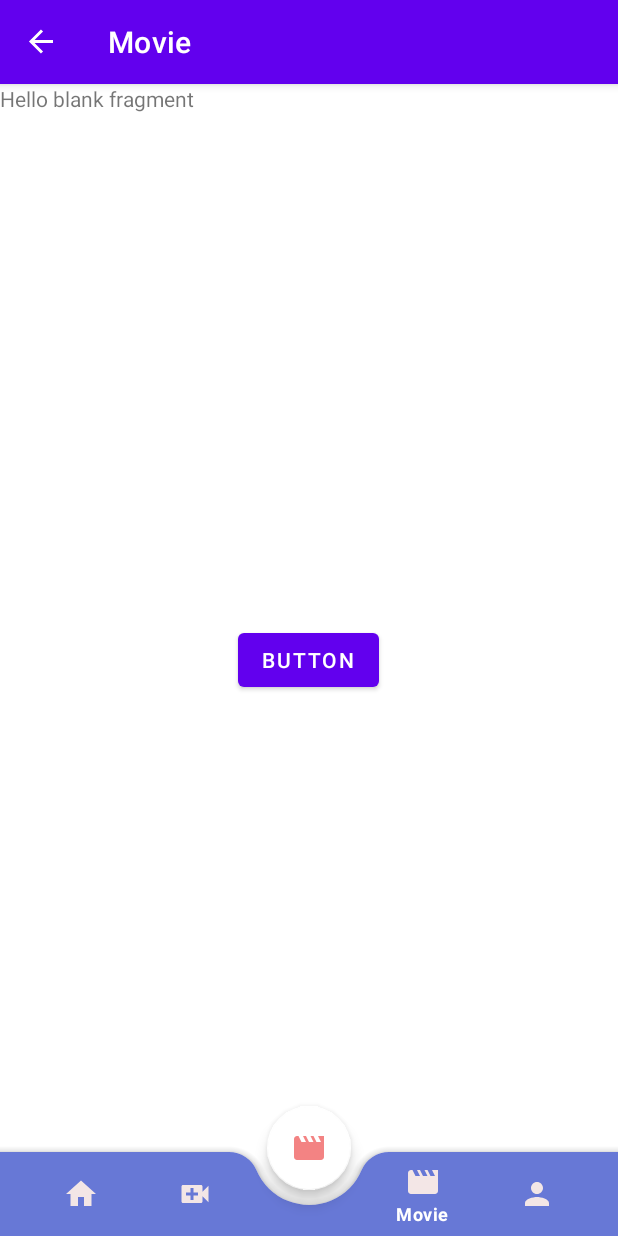
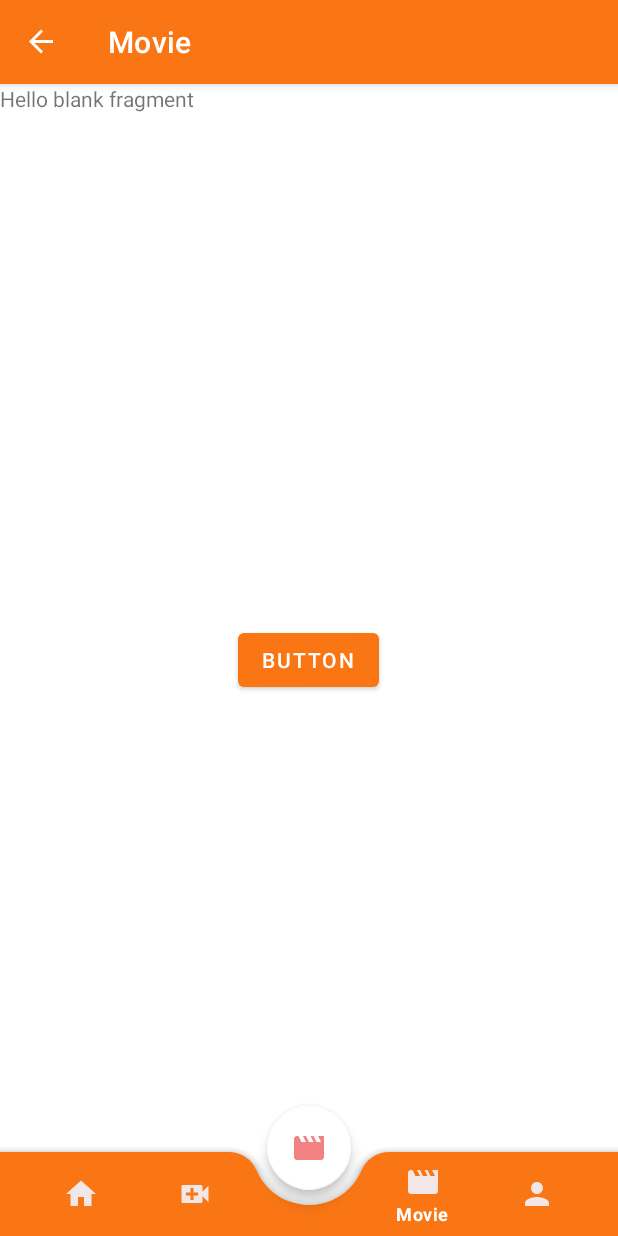
Before and after one commit to sazzad765/Navigation-Component, an Android app: the MovieFragment screen opened through its navigation route, on a phone screen of 412 x 824 dp. Run offline under Robolectric (Android 15) with nearby library versions, the phone set to English and light mode, and no system bars; our stand-ins replace navigation-ui; 1 statement that could not run was skipped.

Commit message:
top menu and bundle

```diff
--- a/app/src/main/AndroidManifest.xml
+++ b/app/src/main/AndroidManifest.xml
@@ -8,7 +8,11 @@
         android:label="@string/app_name"
         android:roundIcon="@mipmap/ic_launcher_round"
         android:supportsRtl="true"
-        android:theme="@style/Theme.NavigationComponent">
+        android:theme="@style/AppTheme">
+        <activity
+            android:name=".SOSActivity"
+            android:label="@string/title_activity_s_o_s" />
+
         <activity android:name=".MainActivity">
             <intent-filter>
                 <action android:name="android.intent.action.MAIN" />
--- a/app/src/main/java/com/team15/navigationcomponent/HomeFragment.java
+++ b/app/src/main/java/com/team15/navigationcomponent/HomeFragment.java
@@ -1,64 +1,60 @@
 package com.team15.navigationcomponent;
 
+import android.annotation.SuppressLint;
 import android.os.Bundle;
 
+import androidx.annotation.NonNull;
+import androidx.annotation.Nullable;
 import androidx.fragment.app.Fragment;
+import androidx.navigation.NavController;
+import androidx.navigation.Navigation;
 
 import android.view.LayoutInflater;
+import android.view.Menu;
+import android.view.MenuInflater;
+import android.view.MenuItem;
 import android.view.View;
 import android.view.ViewGroup;
+import android.widget.Toast;
 
-/**
- * A simple {@link Fragment} subclass.
- * Use the {@link HomeFragment#newInstance} factory method to
- * create an instance of this fragment.
- */
+
 public class HomeFragment extends Fragment {
 
-    // TODO: Rename parameter arguments, choose names that match
-    // the fragment initialization parameters, e.g. ARG_ITEM_NUMBER
-    private static final String ARG_PARAM1 = "param1";
-    private static final String ARG_PARAM2 = "param2";
-
-    // TODO: Rename and change types of parameters
-    private String mParam1;
-    private String mParam2;
-
-    public HomeFragment() {
-        // Required empty public constructor
-    }
-
-    /**
-     * Use this factory method to create a new instance of
-     * this fragment using the provided parameters.
-     *
-     * @param param1 Parameter 1.
-     * @param param2 Parameter 2.
-     * @return A new instance of fragment HomeFragment.
-     */
-    // TODO: Rename and change types and number of parameters
-    public static HomeFragment newInstance(String param1, String param2) {
-        HomeFragment fragment = new HomeFragment();
-        Bundle args = new Bundle();
-        args.putString(ARG_PARAM1, param1);
-        args.putString(ARG_PARAM2, param2);
-        fragment.setArguments(args);
-        return fragment;
-    }
-
-    @Override
-    public void onCreate(Bundle savedInstanceState) {
-        super.onCreate(savedInstanceState);
-        if (getArguments() != null) {
-            mParam1 = getArguments().getString(ARG_PARAM1);
-            mParam2 = getArguments().getString(ARG_PARAM2);
-        }
-    }
+    NavController navController;
 
     @Override
     public View onCreateView(LayoutInflater inflater, ViewGroup container,
                              Bundle savedInstanceState) {
-        // Inflate the layout for this fragment
         return inflater.inflate(R.layout.fragment_home, container, false);
     }
+
+    @Override
+    public void onViewCreated(@NonNull View view, @Nullable Bundle savedInstanceState) {
+        super.onViewCreated(view, savedInstanceState);
+        navController = Navigation.findNavController(getActivity(), R.id.my_nav_host_fragment);
+        setHasOptionsMenu(true);
+    }
+
+    @Override
+    public void onCreateOptionsMenu(Menu menu, MenuInflater inflater) {
+        inflater.inflate(R.menu.top_menu, menu);
+        super.onCreateOptionsMenu(menu, inflater);
+    }
+
+
+    @SuppressLint("NonConstantResourceId")
+    @Override
+    public boolean onOptionsItemSelected(@NonNull MenuItem item) {
+        switch (item.getItemId()) {
+            case R.id.action_notification:
+                navController.navigate(R.id.action_menu_home_to_action_favorite);
+                return true;
+            case R.id.action_logout:
+                Toast.makeText(getActivity(), "logout", Toast.LENGTH_SHORT).show();
+                return true;
+            default:
+                return super.onOptionsItemSelected(item);
+        }
+
+    }
 }
--- a/app/src/main/java/com/team15/navigationcomponent/MainActivity.java
+++ b/app/src/main/java/com/team15/navigationcomponent/MainActivity.java
@@ -1,18 +1,10 @@
 package com.team15.navigationcomponent;
-
-import androidx.annotation.NonNull;
-import androidx.annotation.Nullable;
 import androidx.appcompat.app.AppCompatActivity;
-import androidx.fragment.app.Fragment;
 import androidx.navigation.NavController;
-import androidx.navigation.NavDestination;
 import androidx.navigation.Navigation;
 import androidx.navigation.ui.NavigationUI;
-
 import android.content.Intent;
 import android.os.Bundle;
-import android.widget.Toolbar;
-
 import com.google.android.material.bottomnavigation.BottomNavigationView;
 import com.google.android.material.floatingactionbutton.FloatingActionButton;
 
@@ -28,7 +20,7 @@ public class MainActivity extends AppCompatActivity {
 
         BottomNavigationView navView = findViewById(R.id.nav_view);
         fabBTN = findViewById(R.id.fab);
-//        fabBTN.setOnClickListener(v -> startActivity(new Intent(this,SOSActivity.class)));
+        fabBTN.setOnClickListener(v -> startActivity(new Intent(this,SOSActivity.class)));
 
         navView.setBackground(null);
 
@@ -42,4 +34,5 @@ public class MainActivity extends AppCompatActivity {
         navController.navigateUp();
         return super.onSupportNavigateUp();
     }
+
 }
--- a/app/src/main/java/com/team15/navigationcomponent/MovieDetailsFragment.java
+++ b/app/src/main/java/com/team15/navigationcomponent/MovieDetailsFragment.java
@@ -10,6 +10,7 @@ import androidx.fragment.app.Fragment;
 import android.view.LayoutInflater;
 import android.view.View;
 import android.view.ViewGroup;
+import android.widget.Toast;
 
 public class MovieDetailsFragment extends Fragment {
 
@@ -25,5 +26,9 @@ public class MovieDetailsFragment extends Fragment {
     public void onViewCreated(@NonNull View view, @Nullable Bundle savedInstanceState) {
         super.onViewCreated(view, savedInstanceState);
 
+        String text  = getArguments().getString("text");
+        Toast.makeText(getActivity(), text, Toast.LENGTH_SHORT).show();
+
+
     }
 }
--- a/app/src/main/java/com/team15/navigationcomponent/MovieFragment.java
+++ b/app/src/main/java/com/team15/navigationcomponent/MovieFragment.java
@@ -28,7 +28,7 @@ public class MovieFragment extends Fragment {
         super.onViewCreated(view, savedInstanceState);
 
         final Bundle bundle = new Bundle();
-        bundle.putBoolean("test_boolean", true);
+        bundle.putString("text", "test");
 
         final NavController navController = Navigation.findNavController(getActivity(), R.id.my_nav_host_fragment);
         view.findViewById(R.id.button).setOnClickListener(v -> {
--- /dev/null
+++ b/app/src/main/res/drawable/ic_baseline_notifications_24.xml
@@ -0,0 +1,10 @@
+<vector xmlns:android="http://schemas.android.com/apk/res/android"
+    android:width="24dp"
+    android:height="24dp"
+    android:viewportWidth="24"
+    android:viewportHeight="24"
+    android:tint="?attr/colorControlNormal">
+  <path
+      android:fillColor="@android:color/white"
+      android:pathData="M12,22c1.1,0 2,-0.9 2,-2h-4c0,1.1 0.89,2 2,2zM18,16v-5c0,-3.07 -1.64,-5.64 -4.5,-6.32L13.5,4c0,-0.83 -0.67,-1.5 -1.5,-1.5s-1.5,0.67 -1.5,1.5v0.68C7.63,5.36 6,7.92 6,11v5l-2,2v1h16v-1l-2,-2z"/>
+</vector>
--- a/app/src/main/res/layout/activity_main.xml
+++ b/app/src/main/res/layout/activity_main.xml
@@ -23,7 +23,7 @@
         android:layout_width="match_parent"
         android:layout_height="wrap_content"
         android:layout_gravity="bottom"
-        android:backgroundTint="#6778D6"
+        android:backgroundTint="@color/colorPrimary"
         app:fabCradleMargin="10dp"
         app:fabCradleRoundedCornerRadius="20dp"
         app:fabCradleVerticalOffset="3dp"
--- /dev/null
+++ b/app/src/main/res/menu/top_menu.xml
@@ -0,0 +1,13 @@
+<?xml version="1.0" encoding="utf-8"?>
+<menu xmlns:android="http://schemas.android.com/apk/res/android"
+    xmlns:app="http://schemas.android.com/apk/res-auto">
+    <item
+        android:id="@+id/action_notification"
+        android:icon="@drawable/ic_baseline_notifications_24"
+        android:title="Movie"
+        app:showAsAction="ifRoom"/>
+    <item
+        android:id="@+id/action_logout"
+        android:icon="@drawable/ic_baseline_home_24"
+        android:title="Logout" />
+</menu>
--- a/app/src/main/res/navigation/home_graph.xml
+++ b/app/src/main/res/navigation/home_graph.xml
@@ -9,7 +9,11 @@
         android:id="@+id/menu_home"
         android:name="com.team15.navigationcomponent.HomeFragment"
         android:label="Home"
-        tools:layout="@layout/fragment_home" />
+        tools:layout="@layout/fragment_home" >
+        <action
+            android:id="@+id/action_menu_home_to_action_favorite"
+            app:destination="@id/action_notification" />
+    </fragment>
     <fragment
         android:id="@+id/menu_movie"
         android:name="com.team15.navigationcomponent.MovieFragment"
@@ -34,4 +38,9 @@
         android:name="com.team15.navigationcomponent.MovieDetailsFragment"
         android:label="Details"
         tools:layout="@layout/fragment_movie_details" />
+    <fragment
+        android:id="@+id/action_notification"
+        android:name="com.team15.navigationcomponent.NotificationFragment"
+        android:label="fragment_notification"
+        tools:layout="@layout/fragment_notification" />
 </navigation>
--- a/app/src/main/res/values-night/themes.xml
+++ /dev/null
@@ -1,16 +0,0 @@
-<resources xmlns:tools="http://schemas.android.com/tools">
-    <!-- Base application theme. -->
-    <style name="Theme.NavigationComponent" parent="Theme.MaterialComponents.DayNight.DarkActionBar">
-        <!-- Primary brand color. -->
-        <item name="colorPrimary">@color/purple_200</item>
-        <item name="colorPrimaryVariant">@color/purple_700</item>
-        <item name="colorOnPrimary">@color/black</item>
-        <!-- Secondary brand color. -->
-        <item name="colorSecondary">@color/teal_200</item>
-        <item name="colorSecondaryVariant">@color/teal_200</item>
-        <item name="colorOnSecondary">@color/black</item>
-        <!-- Status bar color. -->
-        <item name="android:statusBarColor" tools:targetApi="l">?attr/colorPrimaryVariant</item>
-        <!-- Customize your theme here. -->
-    </style>
-</resources>
--- a/app/src/main/res/values/colors.xml
+++ b/app/src/main/res/values/colors.xml
@@ -1,10 +1,7 @@
 <?xml version="1.0" encoding="utf-8"?>
 <resources>
-    <color name="purple_200">#FFBB86FC</color>
-    <color name="purple_500">#FF6200EE</color>
-    <color name="purple_700">#FF3700B3</color>
-    <color name="teal_200">#FF03DAC5</color>
-    <color name="teal_700">#FF018786</color>
-    <color name="black">#FF000000</color>
-    <color name="white">#FFFFFFFF</color>
+    <color name="colorPrimary">#FA7614</color>
+    <color name="colorPrimaryDark">#BD5608</color>
+    <color name="colorAccent">#102C29</color>
+    <color name="colorWhite">#FFFFFF</color>
 </resources>
--- a/app/src/main/res/values/strings.xml
+++ b/app/src/main/res/values/strings.xml
@@ -2,4 +2,10 @@
     <string name="app_name">Navigation Component</string>
     <!-- TODO: Remove or change this placeholder text -->
     <string name="hello_blank_fragment">Hello blank fragment</string>
+    <string name="title_activity_s_o_s">SOSActivity</string>
+    <!--
+    This string is used for square devices and overridden by hello_world in
+    values-round/strings.xml for round devices.
+    -->
+    <string name="hello_world">Hello Square World!</string>
 </resources>
--- /dev/null
+++ b/app/src/main/res/values/styles.xml
@@ -0,0 +1,17 @@
+<resources>
+    <!-- Base application theme. -->
+    <style name="AppTheme" parent="Theme.MaterialComponents.Light.DarkActionBar">
+        <!-- Customize your theme here. -->
+        <item name="colorPrimary">@color/colorPrimary</item>
+        <item name="colorPrimaryDark">@color/colorPrimaryDark</item>
+        <item name="colorAccent">@color/colorAccent</item>
+    </style>
+    <style name="AppThemeNoActionBar" parent="Theme.MaterialComponents.Light.NoActionBar">
+        <!-- Customize your theme here. -->
+        <item name="colorPrimary">@color/colorPrimary</item>
+        <item name="colorPrimaryDark">@color/colorPrimaryDark</item>
+        <item name="colorAccent">@color/colorAccent</item>
+    </style>
+
+
+</resources>
--- a/app/src/main/res/values/themes.xml
+++ /dev/null
@@ -1,16 +0,0 @@
-<resources xmlns:tools="http://schemas.android.com/tools">
-    <!-- Base application theme. -->
-    <style name="Theme.NavigationComponent" parent="Theme.MaterialComponents.DayNight.DarkActionBar">
-        <!-- Primary brand color. -->
-        <item name="colorPrimary">@color/purple_500</item>
-        <item name="colorPrimaryVariant">@color/purple_700</item>
-        <item name="colorOnPrimary">@color/white</item>
-        <!-- Secondary brand color. -->
-        <item name="colorSecondary">@color/teal_200</item>
-        <item name="colorSecondaryVariant">@color/teal_700</item>
-        <item name="colorOnSecondary">@color/black</item>
-        <!-- Status bar color. -->
-        <item name="android:statusBarColor" tools:targetApi="l">?attr/colorPrimaryVariant</item>
-        <!-- Customize your theme here. -->
-    </style>
-</resources>
```
Also changed, not shown: app/src/main/java/com/team15/navigationcomponent/NotificationFragment.java (added, +64 -0 lines), app/src/main/java/com/team15/navigationcomponent/SOSActivity.java (added, +21 -0 lines), app/src/main/res/layout/activity_s_o_s.xml (added, +19 -0 lines), app/src/main/res/layout/fragment_notification.xml (added, +14 -0 lines).
